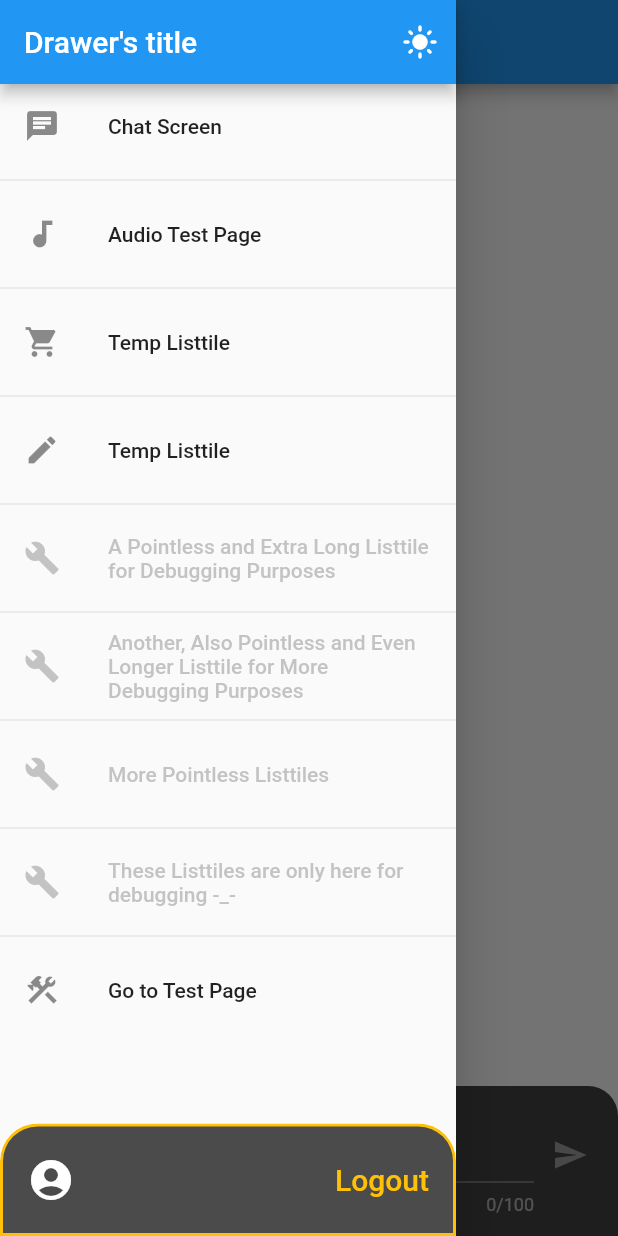
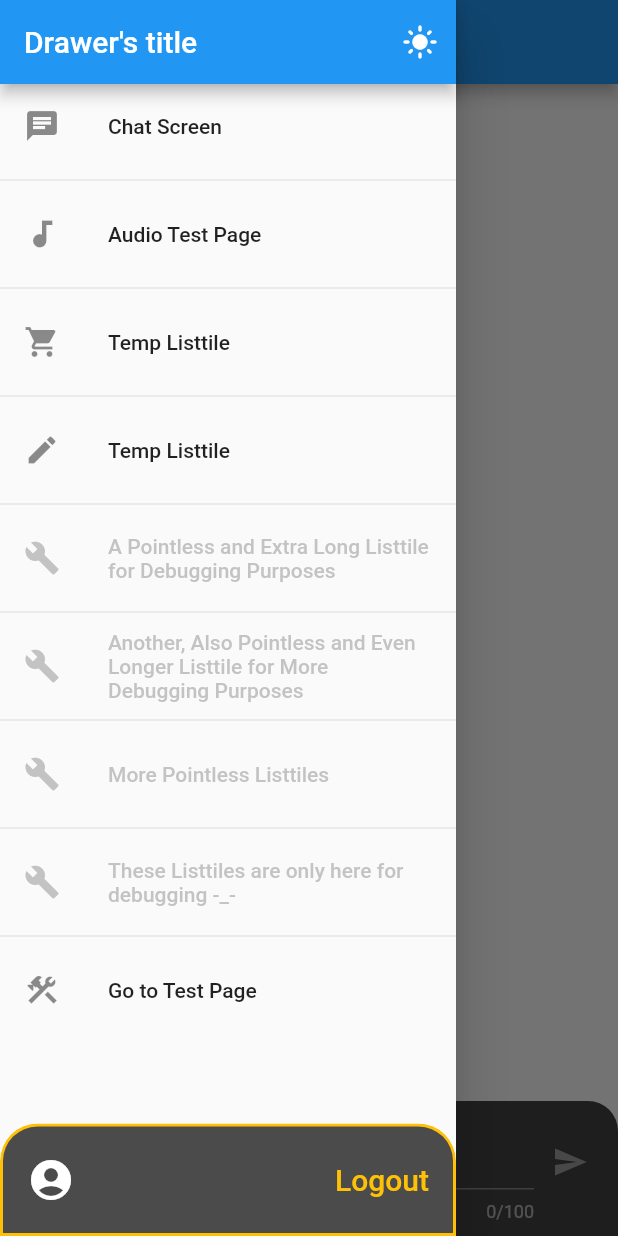
Before and after one commit to CanKankaya/firebase_chat_example, a Flutter app: the screen it shows once a user with an empty profile is signed in, with the side drawer open, on a phone screen of 412 x 824 dp. Run offline on Flutter 3.47's test engine with Material 2 defaults, Android fonts, the phone set to English and light mode, and no system bars; our stand-ins replace cloud_firestore, firebase_auth, firebase_core, firebase_storage, image_picker, shared_preferences; accounts and stored records are empty.

Commit message:
fixed landscape overflow

```diff
--- a/lib/screens/chat_screen.dart
+++ b/lib/screens/chat_screen.dart
@@ -59,13 +59,16 @@ class NewMessage extends StatelessWidget {
 
   @override
   Widget build(BuildContext context) {
+    final deviceOrientation = MediaQuery.of(context).orientation;
     return ClipRRect(
       borderRadius: const BorderRadius.vertical(top: Radius.circular(20)),
       child: Container(
         color: Colors.grey[800],
         padding: const EdgeInsets.only(bottom: 8, left: 8, right: 8),
-        height: 100,
-        child: Row(
+        height: deviceOrientation == Orientation.portrait ? 90 : 65,
+        child: ListView(
+          children: [
+            Row(
               children: [
                 Expanded(
                   child: Theme(
@@ -96,6 +99,8 @@ class NewMessage extends StatelessWidget {
                       ),
                     );
                   },
+                ),
+              ],
             ),
           ],
         ),
```
Lines whose indentation alone changed are shown as unchanged.
